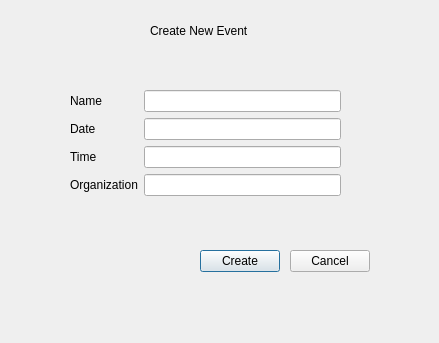
Above: eventcreatewindow.ui from hanspistorstetson/ProjectRevamp before the change. Below: the same form after it.
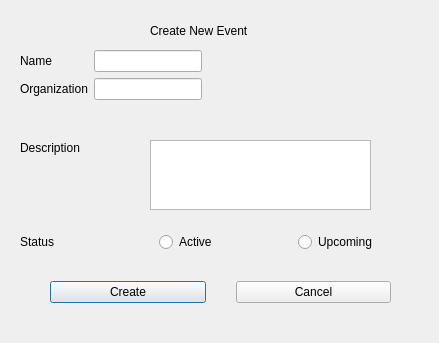
That is the form after the change.

Commit message: removed error in admin window where it was looking for a signal that didnt exist. also added lines to get text from activity and event create windows

```diff
--- a/eventcreatewindow.ui
+++ b/eventcreatewindow.ui
@@ -26,44 +26,21 @@
     <string>Create New Event</string>
    </property>
   </widget>
-  <widget class="QPushButton" name="createButton">
+  <widget class="QWidget" name="layoutWidget">
    <property name="geometry">
     <rect>
-     <x>200</x>
-     <y>250</y>
-     <width>80</width>
-     <height>22</height>
-    </rect>
-   </property>
-   <property name="text">
-    <string>Create</string>
-   </property>
-  </widget>
-  <widget class="QPushButton" name="cancelButton">
-   <property name="geometry">
-    <rect>
-     <x>290</x>
-     <y>250</y>
-     <width>80</width>
-     <height>22</height>
-    </rect>
-   </property>
-   <property name="text">
-    <string>Cancel</string>
-   </property>
-  </widget>
-  <widget class="QWidget" name="">
-   <property name="geometry">
-    <rect>
-     <x>70</x>
-     <y>70</y>
-     <width>271</width>
-     <height>161</height>
+     <x>20</x>
+     <y>50</y>
+     <width>401</width>
+     <height>61</height>
     </rect>
    </property>
    <layout class="QFormLayout" name="formLayout">
+    <property name="sizeConstraint">
+     <enum>QLayout::SetFixedSize</enum>
+    </property>
     <property name="topMargin">
-     <number>20</number>
+     <number>0</number>
     </property>
     <item row="0" column="0">
      <widget class="QLabel" name="nameLavel">
@@ -76,34 +53,114 @@
      <widget class="QLineEdit" name="nameText"/>
     </item>
     <item row="1" column="0">
-     <widget class="QLabel" name="dateLabel">
-      <property name="text">
-       <string>Date</string>
-      </property>
-     </widget>
-    </item>
-    <item row="1" column="1">
-     <widget class="QLineEdit" name="dateText"/>
-    </item>
-    <item row="2" column="0">
-     <widget class="QLabel" name="timeLavel">
-      <property name="text">
-       <string>Time</string>
-      </property>
-     </widget>
-    </item>
-    <item row="2" column="1">
-     <widget class="QLineEdit" name="timeText"/>
-    </item>
-    <item row="3" column="0">
      <widget class="QLabel" name="orgLabel">
       <property name="text">
        <string>Organization</string>
       </property>
      </widget>
     </item>
-    <item row="3" column="1">
-     <widget class="QLineEdit" name="orgText"/>
+    <item row="1" column="1">
+     <widget class="QLineEdit" name="orgTF"/>
+    </item>
+   </layout>
+  </widget>
+  <widget class="QLabel" name="descriptionLabel">
+   <property name="geometry">
+    <rect>
+     <x>20</x>
+     <y>140</y>
+     <width>111</width>
+     <height>16</height>
+    </rect>
+   </property>
+   <property name="text">
+    <string>Description</string>
+   </property>
+  </widget>
+  <widget class="QPlainTextEdit" name="descrTextEdit">
+   <property name="geometry">
+    <rect>
+     <x>150</x>
+     <y>140</y>
+     <width>221</width>
+     <height>70</height>
+    </rect>
+   </property>
+   <property name="sizePolicy">
+    <sizepolicy hsizetype="Fixed" vsizetype="Fixed">
+     <horstretch>0</horstretch>
+     <verstretch>0</verstretch>
+    </sizepolicy>
+   </property>
+  </widget>
+  <widget class="QWidget" name="layoutWidget">
+   <property name="geometry">
+    <rect>
+     <x>20</x>
+     <y>280</y>
+     <width>401</width>
+     <height>24</height>
+    </rect>
+   </property>
+   <layout class="QHBoxLayout" name="horizontalLayout">
+    <property name="spacing">
+     <number>30</number>
+    </property>
+    <property name="leftMargin">
+     <number>30</number>
+    </property>
+    <property name="rightMargin">
+     <number>30</number>
+    </property>
+    <item>
+     <widget class="QPushButton" name="createButton">
+      <property name="text">
+       <string>Create</string>
+      </property>
+     </widget>
+    </item>
+    <item>
+     <widget class="QPushButton" name="cancelButton">
+      <property name="text">
+       <string>Cancel</string>
+      </property>
+     </widget>
+    </item>
+   </layout>
+  </widget>
+  <widget class="QWidget" name="">
+   <property name="geometry">
+    <rect>
+     <x>20</x>
+     <y>230</y>
+     <width>411</width>
+     <height>24</height>
+    </rect>
+   </property>
+   <layout class="QHBoxLayout" name="horizontalLayout_3">
+    <property name="spacing">
+     <number>6</number>
+    </property>
+    <item>
+     <widget class="QLabel" name="statusLabel">
+      <property name="text">
+       <string>Status</string>
+      </property>
+     </widget>
+    </item>
+    <item>
+     <widget class="QRadioButton" name="activeRadioButton">
+      <property name="text">
+       <string>Active</string>
+      </property>
+     </widget>
+    </item>
+    <item>
+     <widget class="QRadioButton" name="upcomingRadioButton">
+      <property name="text">
+       <string>Upcoming</string>
+      </property>
+     </widget>
     </item>
    </layout>
   </widget>
```
Left out of the diff: 4 changed lines with no effect on the pictures. The commit also changes 6 other files.
